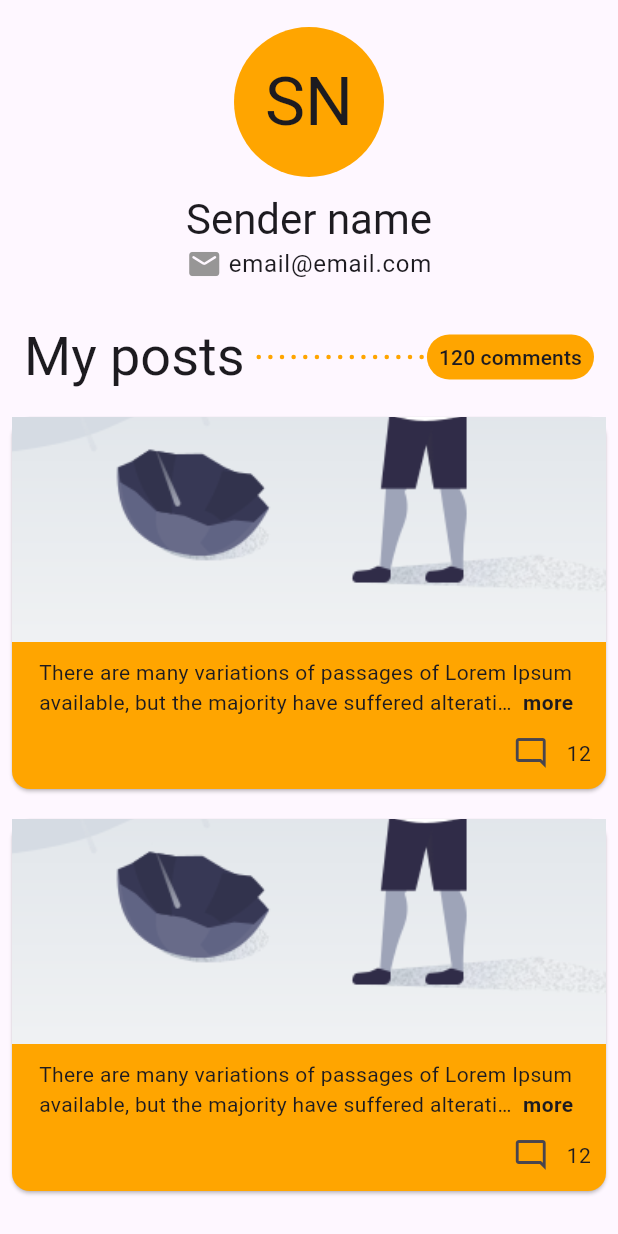
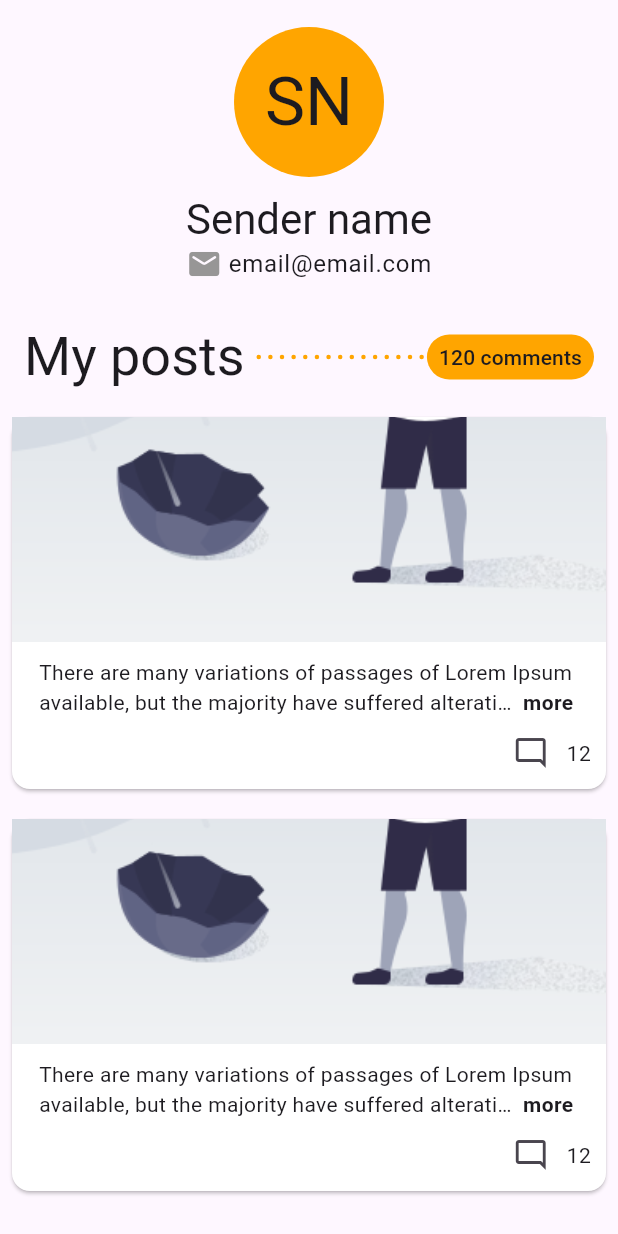
Before and after one commit to maniangdoz/exo_post, a Flutter app: the ProfilScreen screen opened directly, on a phone screen of 412 x 824 dp. Run offline on Flutter 3.47's test engine with Material 2 defaults, Android fonts, the phone set to English and light mode, and no system bars; drawn by our look-alikes of readmore; our stand-ins replace bloc, equatable, flutter_animate, flutter_bloc, get_it, go_router and 4 more; accounts and stored records are empty.

Commit message:
mise à jour post

```diff
--- a/lib/features/post/presentation/widgets/post_card.dart
+++ b/lib/features/post/presentation/widgets/post_card.dart
@@ -18,8 +18,9 @@ class _PostCardState extends State<PostCard> {
   @override
   Widget build(BuildContext context) {
     return Card(
-      color:
-          AppUtils.isDarkMode(context) ? Colors.black : AppColors.primaryColor,
+      color: AppUtils.isDarkMode(context)
+          ? Colors.black
+          : AppColors.onPrimaryColor,
       margin: const EdgeInsets.only(bottom: 10, top: 10),
       child: SizedBox(
         child: Column(
```
